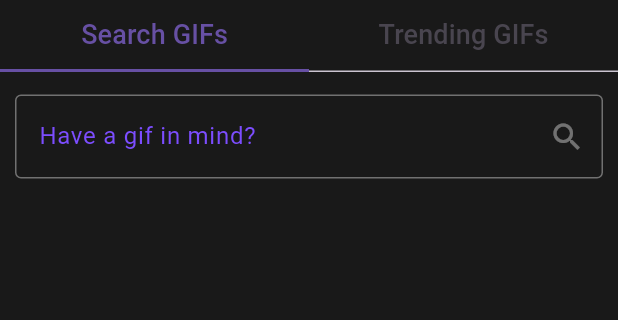
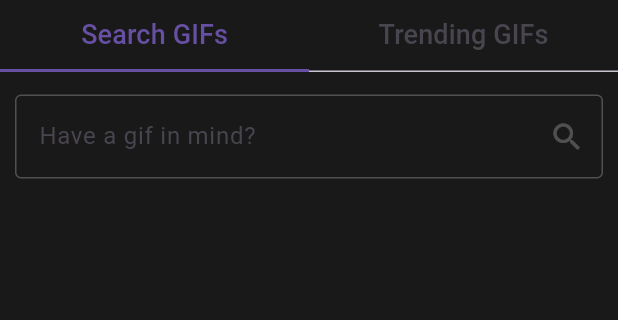
Before and after one commit to solarwind559/giphy-search-app, a Flutter app: the screen it shows after launch, on a phone screen of 412 x 824 dp, the part 114-434 px from its top. Run offline on Flutter 3.47's test engine with Material 3 defaults, Android fonts, the phone set to English and light mode, and no system bars; network calls fail.

Commit message:
progress

```diff
--- a/lib/screens/giphy_page.dart
+++ b/lib/screens/giphy_page.dart
@@ -143,16 +143,15 @@ class _GiphyPageState extends State<GiphyPage>
                           decoration: InputDecoration(
                             enabledBorder: OutlineInputBorder(
                               borderSide: BorderSide(
-                                  color: Colors.white38),
+                                  color: Colors.white24),
                             ),
                             focusedBorder: OutlineInputBorder(
                               borderSide: BorderSide(color: Colors.deepPurpleAccent),
                             ),
                             labelText: "Have a gif in mind?",
-                            labelStyle: TextStyle(color: Colors.deepPurpleAccent),
                             suffixIcon: Icon(
                               Icons.search,
-                              color: Colors.white38,
+                              color: Colors.white24,
                             ),
                           ),
                         ),
--- a/to_do.txt
+++ b/to_do.txt
@@ -1,5 +1,5 @@
 Technical
-- Primary platforms - iOS & Android; // Different api keys for ios and android.... and implemented CupertinoApp for ios and MaterialApp for android.
++ Primary platforms - iOS & Android; // Different api keys for ios and android.... and implemented CupertinoApp for ios and MaterialApp widgets for android.
 + Auto search - requests to retrieve Gif information from the service are made automatically with a small delay after user stops typing;
 + Pagination - loading more results when scrolling;
 + Vertical & horizontal orientation support; // OrientationBuilder
@@ -8,10 +8,10 @@ Technical
 
 UI
 + Responsive & matching platform guidelines;
-+ At least 2 views sourced by data from Giphy; // "trending" view and the "search" TabBar view
++ At least 2 views sourced by data from Giphy; // "trending" view and the "search" TabBar view, and "single gif info" view
 + Results are displayed in a grid;
 + Clicking on a grid item should navigate to a detailed Gif view. // GifDetailView widget
-+ Loading indicators; // CircularProgressIndicator, in the center of app screen,  FadeInImage widget...
++ Loading indicators; // CircularProgressIndicator, in the center of app screen,  FadeInImage widget... and background color set before gif loads.
 (The best time to catch the loading indicator is when the app is failing to fetch gifs,
 if there is no internet access)
 + Error display; // SnackBar messages widget
```
